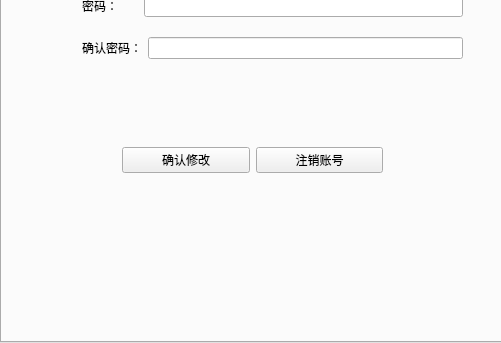
okuchiri/database-big-homework, file core/mainwindow.ui: the form before one commit; both pictures show x 0 to 501 and y 257 to 600 of the 800 by 600 pixel window.
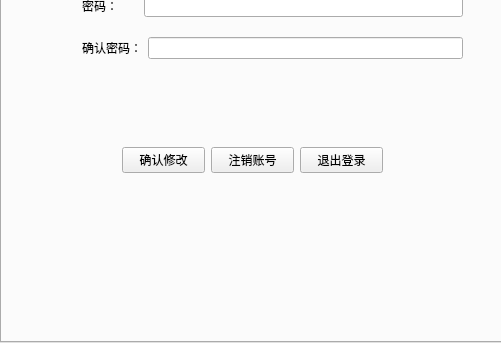
The form after the commit. The open tabs and pages were chosen to show the change.

Commit message: 补充ui更新

The edit to the form file:
```diff
--- a/core/mainwindow.ui
+++ b/core/mainwindow.ui
@@ -391,6 +391,13 @@
           </property>
          </widget>
         </item>
+        <item>
+         <widget class="QPushButton" name="pushButton_logout">
+          <property name="text">
+           <string>退出登录</string>
+          </property>
+         </widget>
+        </item>
        </layout>
       </widget>
       <widget class="QWidget" name="layoutWidget_4">
```
Left out of the diff: 2 changed lines with no effect on the pictures. The commit also changes 2 other files.
